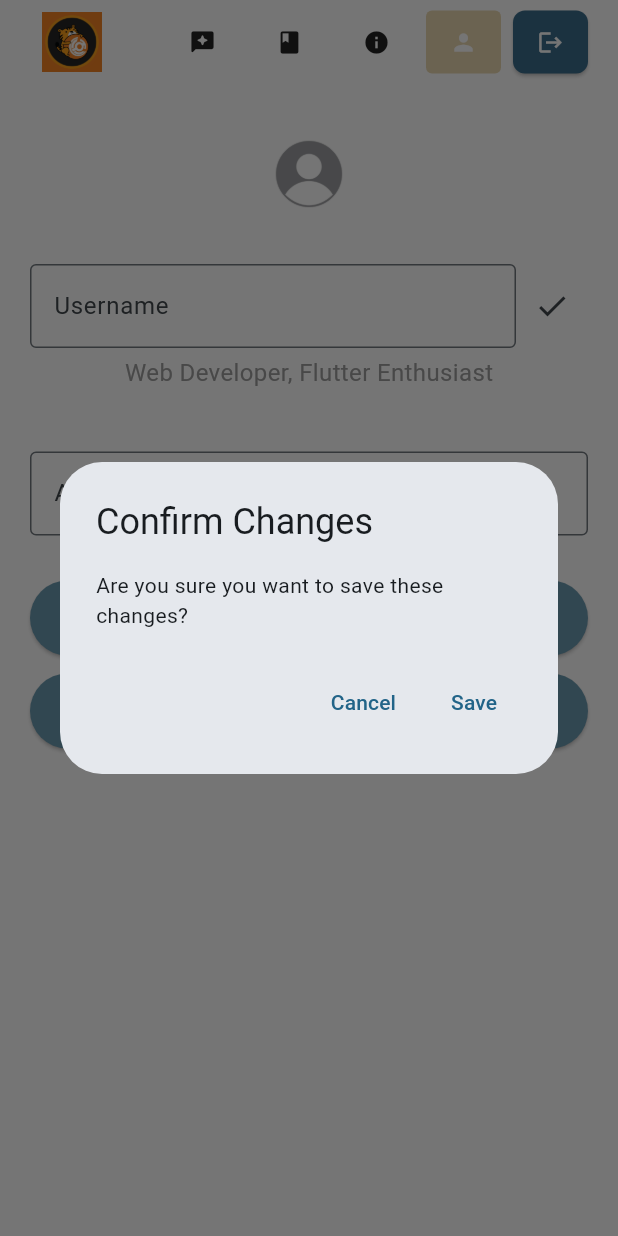
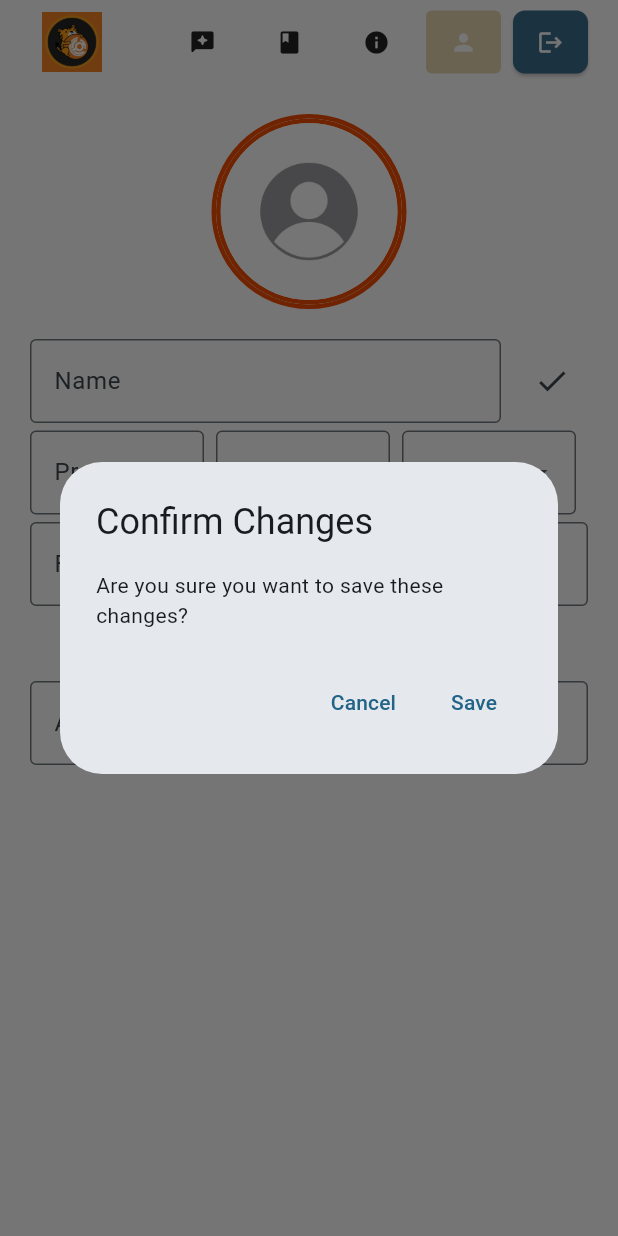
Before and after one commit to jayn95/Calib, a Flutter app: the ProfilePage screen opened by its route, after a tap on the "edit" icon, after a tap on the "check" icon, on a phone screen of 412 x 824 dp. Run offline on Flutter 3.47's test engine with Material 3 defaults, Android fonts, the phone set to English and light mode, and no system bars; our stand-ins replace cloud_firestore, file_picker, firebase_auth, firebase_core, firebase_storage, font_awesome_flutter and 2 more; missing offline and left inert: dart:html; accounts and stored records are empty; network calls fail.

Commit message:
added changes in user_profile.dart

```diff
--- a/lib/src/features/user_profile/user_profile.dart
+++ b/lib/src/features/user_profile/user_profile.dart
@@ -28,8 +28,9 @@ class _ProfilePageState extends State<ProfilePage> {
 
   // Text controllers
   final TextEditingController _usernameController = TextEditingController();
-  // final TextEditingController _bioController = TextEditingController();
+  final TextEditingController _bioController = TextEditingController();
   final TextEditingController _aboutMeController = TextEditingController();
+  final TextEditingController _descriptionController = TextEditingController();
 
   @override
   Widget build(BuildContext context) {
@@ -76,11 +77,13 @@ class _ProfilePageState extends State<ProfilePage> {
   Future<void> _loadUserData() async {
     if (user != null) {
       try {
-        DocumentSnapshot userDoc = await _firestore.collection('users').doc(user!.uid).get();
+        DocumentSnapshot userDoc =
+            await _firestore.collection('users').doc(user!.uid).get();
         if (userDoc.exists) {
           setState(() {
-            _usernameController.text = userDoc['displayName'] ?? user!.displayName ?? '';
-            // _bioController.text = userDoc['bio'] ?? '';
+            _usernameController.text =
+                userDoc['displayName'] ?? user!.displayName ?? '';
+            _bioController.text = userDoc['bio'] ?? '';
             _aboutMeController.text = userDoc['aboutMe'] ?? '';
             _profileImageUrl = userDoc['profileImageUrl'] ?? user?.photoURL;
           });
@@ -111,10 +114,8 @@ class _ProfilePageState extends State<ProfilePage> {
     if (_profileImage != null && user != null) {
       try {
         // Upload image to Firebase Storage
-        final storageRef = _storage
-            .ref()
-            .child('profile_images')
-            .child('${user!.uid}.jpg');
+        final storageRef =
+            _storage.ref().child('profile_images').child('${user!.uid}.jpg');
 
         await storageRef.putFile(_profileImage!);
         final imageUrl = await storageRef.getDownloadURL();
@@ -140,7 +141,7 @@ class _ProfilePageState extends State<ProfilePage> {
       try {
         // Validation
         final username = _usernameController.text.trim();
-        // final bio = _bioController.text.trim();
+        final bio = _bioController.text.trim();
         final aboutMe = _aboutMeController.text.trim();
 
         if (username.isEmpty) {
@@ -161,7 +162,7 @@ class _ProfilePageState extends State<ProfilePage> {
         // Update Firestore document
         await _firestore.collection('users').doc(user!.uid).update({
           'displayName': username,
-          // 'bio': bio,
+          'bio': bio,
           'aboutMe': aboutMe,
         });
 
@@ -210,30 +211,24 @@ class _ProfilePageState extends State<ProfilePage> {
   }
 
   void _showValidationError(String message) {
-    ScaffoldMessenger.of(context).showSnackBar(
-      SnackBar(
+    ScaffoldMessenger.of(context).showSnackBar(SnackBar(
       content: Text(message),
       backgroundColor: Colors.red,
-      )
-    );
+    ));
   }
 
   void _showSuccessMessage(String message) {
-    ScaffoldMessenger.of(context).showSnackBar(
-      SnackBar(
+    ScaffoldMessenger.of(context).showSnackBar(SnackBar(
       content: Text(message),
       backgroundColor: Colors.green,
-      )
-    );
+    ));
   }
 
   void _showErrorMessage(String message) {
-    ScaffoldMessenger.of(context).showSnackBar(
-      SnackBar(
+    ScaffoldMessenger.of(context).showSnackBar(SnackBar(
       content: Text(message),
       backgroundColor: Colors.red,
-      )
-    );
+    ));
   }
 
   Widget _buildMobileLayout() {
@@ -244,8 +239,8 @@ class _ProfilePageState extends State<ProfilePage> {
         const SizedBox(height: 20),
         _buildProfileHeader(true),
         const SizedBox(height: 5),
-        _buildProfileSubtitle(),
-        const SizedBox(height: 15),
+        _buildBioSection(), // Ensure bio section is included
+        const SizedBox(height: 30),
         _buildAboutMeSection(),
         const SizedBox(height: 30),
         _buildActionButtons(true),
@@ -254,40 +249,45 @@ class _ProfilePageState extends State<ProfilePage> {
   }
 
   Widget _buildDesktopLayout() {
-    return Row(
-      crossAxisAlignment: CrossAxisAlignment.start,
+    return Center(
+      child: Column(
+        mainAxisAlignment: MainAxisAlignment.center, // Center the entire column
+        crossAxisAlignment: CrossAxisAlignment.center, // Center horizontally
         children: [
           _buildProfileImage(),
-        const SizedBox(width: 20),
-        Expanded(
-          child: Column(
-            crossAxisAlignment: CrossAxisAlignment.start,
-            children: [
+          const SizedBox(height: 15),
           _buildProfileHeader(false),
-              _buildProfileSubtitle(),
-              const SizedBox(height: 15),
-              _buildBioSection(),
-              const SizedBox(height: 15),
+          const SizedBox(height: 10),
+          _buildBioSection(), // Bio section on desktop
+          const SizedBox(height: 10),
           _buildAboutMeSection(),
-              const SizedBox(height: 10),
+          const SizedBox(height: 30),
           _buildActionButtons(false),
         ],
       ),
-        ),
-      ],
     );
   }
 
   Widget _buildProfileImage() {
     return GestureDetector(
       onTap: _isEditing ? _pickImage : null,
+      child: Container(
+        width: 130.0,
+        height: 130.0,
+        decoration: BoxDecoration(
+          shape: BoxShape.circle,
+          border: Border.all(
+            color: (Color(0xFFf24c00)),
+            width: 3.0,
+          ),
+        ),
         child: ClipOval(
           child: _profileImage != null
               ? Image.file(
                   _profileImage!,
                   width: 80.0,
                   height: 80.0,
-              fit: BoxFit.cover
+                  fit: BoxFit.cover,
                 )
               : _profileImageUrl != null
                   ? Image.network(
@@ -301,42 +301,55 @@ class _ProfilePageState extends State<ProfilePage> {
                     )
                   : _buildDefaultProfileImage(),
         ),
+      ),
     );
   }
 
   Widget _buildDefaultProfileImage() {
-    return Image.asset(
+    return Container(
+      width: 80.0,
+      height: 80.0,
+      decoration: BoxDecoration(
+        shape: BoxShape.circle,
+        border: Border.all(
+          color: (Color(0xFFf24c00)), // Border color
+          width: 3.0, // Border width
+        ),
+      ),
+      child: ClipOval(
+        child: Image.asset(
           'assets/images/prof.jpg',
           width: 80.0,
           height: 80.0,
-      fit: BoxFit.cover
+          fit: BoxFit.cover,
+        ),
+      ),
     );
   }
 
   Widget _buildProfileHeader(bool isMobile) {
     return Row(
-      mainAxisAlignment: MainAxisAlignment.spaceBetween,
+      mainAxisAlignment: MainAxisAlignment.center, // Change to center
       children: [
-        Expanded(
-          child: _isEditing
-            ? TextField(
+        _isEditing
+            ? Expanded(
+                child: TextField(
                   controller: _usernameController,
                   decoration: const InputDecoration(
-                  labelText: 'Username',
+                    labelText: 'Name',
                     border: OutlineInputBorder(),
+                  ),
                 ),
               )
             : Text(
                 _usernameController.text.isNotEmpty
                     ? _usernameController.text
-                  : 'No Username',
-                style: const TextStyle(
-                  fontSize: 24,
-                  fontWeight: FontWeight.bold
-                ),
+                    : 'No Name',
+                style:
+                    const TextStyle(fontSize: 24, fontWeight: FontWeight.bold),
                 overflow: TextOverflow.ellipsis,
               ),
-        ),
+        const SizedBox(width: 10), // Adjust space between username and icon
         IconButton(
           icon: _isEditing ? const Icon(Icons.check) : const Icon(Icons.edit),
           onPressed: () {
@@ -353,49 +366,131 @@ class _ProfilePageState extends State<ProfilePage> {
     );
   }
 
-  Widget _buildProfileSubtitle() {
+// Define state variables
+  String? _selectedProgram;
+  int? _selectedYear;
+  String? _selectedSection;
+  TextEditingController _facebookLinkController = TextEditingController();
+
+// _buildBioSection with Facebook Link field and dropdowns
+  Widget _buildBioSection() {
     return Column(
+      crossAxisAlignment: CrossAxisAlignment.center,
       children: [
-        const Text(
-          'Web Developer, Flutter Enthusiast',
-          style: TextStyle(
-            fontSize: 16,
-            color: Colors.grey,
+        // Editable Facebook Link (visible when editing)
+        _isEditing
+            ? Row(
+                mainAxisAlignment: MainAxisAlignment
+                    .spaceEvenly, // Evenly spaces the dropdowns
+                children: [
+                  // Program Dropdown
+                  Expanded(
+                    child: Padding(
+                      padding: const EdgeInsets.only(
+                          right: 8.0), // Padding to separate the dropdowns
+                      child: DropdownButtonFormField<String>(
+                        value: _selectedProgram,
+                        decoration: const InputDecoration(
+                          labelText: 'Program',
+                          border: OutlineInputBorder(),
                         ),
-          overflow: TextOverflow.ellipsis,
+                        items: ['BSCS', 'BSIT', 'BSEMC', 'BSIS', 'BLIS']
+                            .map((program) {
+                          return DropdownMenuItem<String>(
+                            value: program,
+                            child: Text(program),
+                          );
+                        }).toList(),
+                        onChanged: (value) {
+                          setState(() {
+                            _selectedProgram = value;
+                          });
+                        },
+                      ),
+                    ),
+                  ),
+
+                  // Year Dropdown
+                  Expanded(
+                    child: Padding(
+                      padding: const EdgeInsets.only(right: 8.0),
+                      child: DropdownButtonFormField<int>(
+                        value: _selectedYear,
+                        decoration: const InputDecoration(
+                          labelText: 'Year Level',
+                          border: OutlineInputBorder(),
+                        ),
+                        items: List.generate(4, (index) {
+                          return DropdownMenuItem<int>(
+                            value: index + 1,
+                            child: Text('${index + 1}'),
+                          );
+                        }),
+                        onChanged: (value) {
+                          setState(() {
+                            _selectedYear = value;
+                          });
+                        },
+                      ),
+                    ),
+                  ),
+
+                  // Section Dropdown
+                  Expanded(
+                    child: Padding(
+                      padding: const EdgeInsets.only(right: 8.0),
+                      child: DropdownButtonFormField<String>(
+                        value: _selectedSection,
+                        decoration: const InputDecoration(
+                          labelText: 'Section',
+                          border: OutlineInputBorder(),
+                        ),
+                        items: ['A', 'B'].map((section) {
+                          return DropdownMenuItem<String>(
+                            value: section,
+                            child: Text(section),
+                          );
+                        }).toList(),
+                        onChanged: (value) {
+                          setState(() {
+                            _selectedSection = value;
+                          });
+                        },
+                      ),
+                    ),
+                  ),
+                ],
+              )
+            : Text(
+                // Display Year, Section, and Program in one line when not editing
+                _selectedProgram != null &&
+                        _selectedYear != null &&
+                        _selectedSection != null
+                    ? '$_selectedProgram $_selectedYear $_selectedSection'
+                    : 'Year and Section', // Placeholder text when no selection
+                style: const TextStyle(fontSize: 16, color: Color(0xFF050315)),
               ),
         const SizedBox(height: 5),
-        Text(
-          "${user!.email}",
-          style: const TextStyle(
-            fontSize: 14,
-            color: Colors.grey,
-          ),
-          overflow: TextOverflow.ellipsis,
-        ),
-      ],
-    );
-  }
 
-  Widget _buildBioSection() {
-    return _isEditing
+        _isEditing
             ? TextField(
-          // controller: _bioController,
+                controller: _facebookLinkController,
                 decoration: const InputDecoration(
-            labelText: 'Biography',
+                  labelText: 'Facebook Profile Link',
+                  hintText: 'http://facebook.com/yourprofile',
                   border: OutlineInputBorder(),
                 ),
                 maxLines: null,
               )
             : Text(
-          // _bioController.text.isNotEmpty
-          //   ? _bioController.text
-            /*:*/ 'Biography',
-          style: const TextStyle(
-            fontSize: 16,
-            color: Colors.grey
+                _facebookLinkController.text.isNotEmpty
+                    ? _facebookLinkController.text
+                    : 'Facebook Link',
+                style: const TextStyle(fontSize: 16, color: Color(0xFF050315)),
+                overflow: TextOverflow.ellipsis,
               ),
-          overflow: TextOverflow.ellipsis,
+        const SizedBox(height: 20),
+      ],
     );
   }
 
@@ -412,8 +507,15 @@ class _ProfilePageState extends State<ProfilePage> {
         : Container(
             padding: const EdgeInsets.all(15),
             decoration: BoxDecoration(
-            color: const Color(0xFFEAD8B1),
-            border: Border.all(color: Colors.blueGrey.shade200),
+                color: const Color(0xFFffbf69),
+                border: Border.all(color: Colors.black),
+                borderRadius: BorderRadius.circular(8)),
+            constraints: BoxConstraints(
+              minHeight: 150.0,
+              minWidth:
+                  500.0, // Minimum width to ensure container doesn't get too narrow
+              maxWidth:
+                  800.0, // Minimum height to prevent the container from shrinking too much
             ),
             child: Column(
               crossAxisAlignment: CrossAxisAlignment.start,
@@ -429,7 +531,7 @@ class _ProfilePageState extends State<ProfilePage> {
                 Text(
                   _aboutMeController.text.isNotEmpty
                       ? _aboutMeController.text
-                  : 'I am a passionate developer with a strong interest in Flutter and mobile app development.',
+                      : 'Share something about your background skills or interest!',
                   style: const TextStyle(fontSize: 16),
                 ),
               ],
@@ -452,15 +554,19 @@ class _ProfilePageState extends State<ProfilePage> {
       return ElevatedButton(
         onPressed: onPressed,
         style: ElevatedButton.styleFrom(
-          backgroundColor: const Color(0xFF6A9AB0),
+          backgroundColor: const Color(0xFFff9f1c),
           padding: const EdgeInsets.symmetric(horizontal: 30, vertical: 10),
-          foregroundColor: Colors.white,
-          minimumSize: isMobile
-            ? const Size(double.infinity, 50)
-            : const Size(0, 50),
+          foregroundColor: Color(0xFF050315),
+          minimumSize:
+              isMobile ? const Size(double.infinity, 50) : const Size(0, 50),
         ),
         child: Text(text),
       );
+    }
+
+    // Only show the buttons when not editing
+    if (_isEditing) {
+      return SizedBox.shrink(); // Return an empty widget when editing
     }
 
     return isMobile
@@ -472,6 +578,8 @@ class _ProfilePageState extends State<ProfilePage> {
             ],
           )
         : Row(
+            mainAxisAlignment:
+                MainAxisAlignment.center, // Center the buttons in desktop
             children: [
               createButton('Share a Reviewer', _handleShareReviewer),
               const SizedBox(width: 10),
@@ -483,7 +591,7 @@ class _ProfilePageState extends State<ProfilePage> {
   @override
   void dispose() {
     _usernameController.dispose();
-    // _bioController.dispose();
+    _bioController.dispose();
     _aboutMeController.dispose();
     super.dispose();
   }
```
Lines whose indentation alone changed are shown as unchanged.
